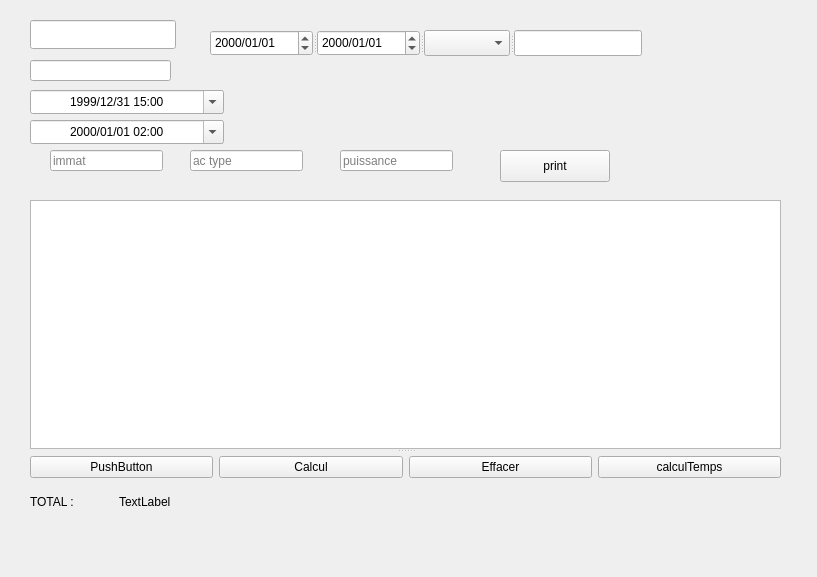
The window that qtSqlTry.ui (heliomaster/SaraaProject) describes before a commit, drawn with Qt 5.
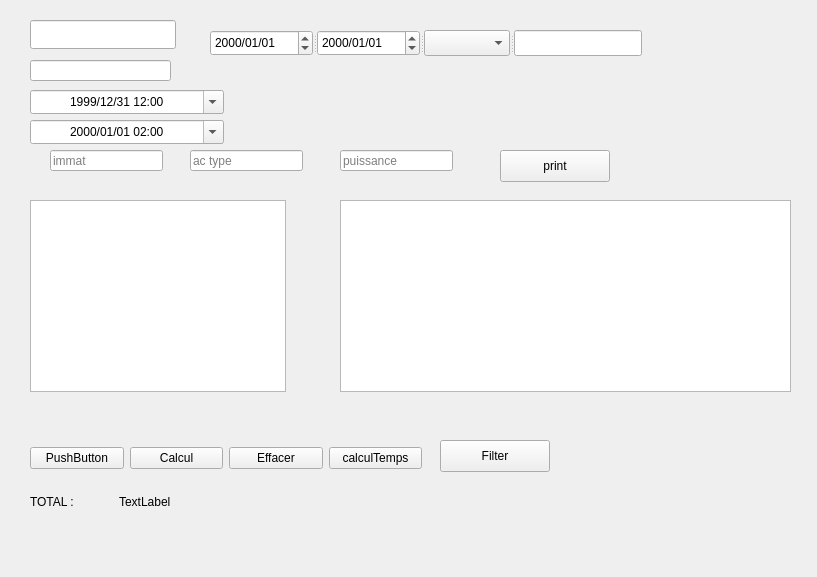
The same window after the commit.

The edit to the form file:
```diff
--- a/qtSqlTry.ui
+++ b/qtSqlTry.ui
@@ -37,7 +37,7 @@
    </property>
    <property name="dateTime">
     <datetime>
-     <hour>15</hour>
+     <hour>12</hour>
      <minute>0</minute>
      <second>0</second>
      <year>1999</year>
@@ -100,83 +100,6 @@
     <bool>true</bool>
    </property>
   </widget>
-  <widget class="QSplitter" name="splitter">
-   <property name="geometry">
-    <rect>
-     <x>30</x>
-     <y>200</y>
-     <width>751</width>
-     <height>281</height>
-    </rect>
-   </property>
-   <property name="orientation">
-    <enum>Qt::Vertical</enum>
-   </property>
-   <widget class="QTableView" name="tableView1">
-    <property name="layoutDirection">
-     <enum>Qt::LeftToRight</enum>
-    </property>
-    <property name="alternatingRowColors">
-     <bool>true</bool>
-    </property>
-    <property name="textElideMode">
-     <enum>Qt::ElideLeft</enum>
-    </property>
-    <property name="sortingEnabled">
-     <bool>true</bool>
-    </property>
-    <attribute name="horizontalHeaderVisible">
-     <bool>true</bool>
-    </attribute>
-    <attribute name="horizontalHeaderCascadingSectionResizes">
-     <bool>false</bool>
-    </attribute>
-    <attribute name="horizontalHeaderStretchLastSection">
-     <bool>true</bool>
-    </attribute>
-   </widget>
-   <widget class="QWidget" name="horizontalLayoutWidget">
-    <layout class="QHBoxLayout" name="horizontalLayout_2">
-     <item>
-      <widget class="QPushButton" name="pushButton">
-       <property name="text">
-        <string>PushButton</string>
-       </property>
-      </widget>
-     </item>
-     <item>
-      <widget class="QPushButton" name="Calcul">
-       <property name="text">
-        <string>Calcul</string>
-       </property>
-      </widget>
-     </item>
-     <item>
-      <widget class="QPushButton" name="pushButton_effacer">
-       <property name="toolTip">
-        <string extracomment="effacer une ligne"/>
-       </property>
-       <property name="whatsThis">
-        <string extracomment="to erase"/>
-       </property>
-       <property name="text">
-        <string>Effacer</string>
-       </property>
-      </widget>
-     </item>
-     <item>
-      <widget class="QPushButton" name="calcul_temps">
-       <property name="toolTip">
-        <string extracomment="calcule le temps total"/>
-       </property>
-       <property name="text">
-        <string>calculTemps</string>
-       </property>
-      </widget>
-     </item>
-    </layout>
-   </widget>
-  </widget>
   <widget class="QWidget" name="layoutWidget">
    <property name="geometry">
     <rect>
@@ -304,6 +227,109 @@
     <string>print</string>
    </property>
   </widget>
+  <widget class="QTableView" name="tableView2">
+   <property name="geometry">
+    <rect>
+     <x>340</x>
+     <y>200</y>
+     <width>451</width>
+     <height>192</height>
+    </rect>
+   </property>
+  </widget>
+  <widget class="QTableView" name="tableView1">
+   <property name="geometry">
+    <rect>
+     <x>30</x>
+     <y>200</y>
+     <width>256</width>
+     <height>192</height>
+    </rect>
+   </property>
+   <property name="layoutDirection">
+    <enum>Qt::LeftToRight</enum>
+   </property>
+   <property name="alternatingRowColors">
+    <bool>true</bool>
+   </property>
+   <property name="textElideMode">
+    <enum>Qt::ElideLeft</enum>
+   </property>
+   <property name="sortingEnabled">
+    <bool>true</bool>
+   </property>
+   <attribute name="horizontalHeaderVisible">
+    <bool>true</bool>
+   </attribute>
+   <attribute name="horizontalHeaderCascadingSectionResizes">
+    <bool>false</bool>
+   </attribute>
+   <attribute name="horizontalHeaderStretchLastSection">
+    <bool>true</bool>
+   </attribute>
+  </widget>
+  <widget class="QWidget" name="horizontalLayoutWidget">
+   <property name="geometry">
+    <rect>
+     <x>30</x>
+     <y>442</y>
+     <width>392</width>
+     <height>32</height>
+    </rect>
+   </property>
+   <layout class="QHBoxLayout" name="horizontalLayout_2">
+    <item>
+     <widget class="QPushButton" name="pushButton">
+      <property name="text">
+       <string>PushButton</string>
+      </property>
+     </widget>
+    </item>
+    <item>
+     <widget class="QPushButton" name="Calcul">
+      <property name="text">
+       <string>Calcul</string>
+      </property>
+     </widget>
+    </item>
+    <item>
+     <widget class="QPushButton" name="pushButton_effacer">
+      <property name="toolTip">
+       <string extracomment="effacer une ligne"/>
+      </property>
+      <property name="whatsThis">
+       <string extracomment="to erase"/>
+      </property>
+      <property name="text">
+       <string>Effacer</string>
+      </property>
+     </widget>
+    </item>
+    <item>
+     <widget class="QPushButton" name="calcul_temps">
+      <property name="toolTip">
+       <string extracomment="calcule le temps total"/>
+      </property>
+      <property name="text">
+       <string>calculTemps</string>
+      </property>
+     </widget>
+    </item>
+   </layout>
+  </widget>
+  <widget class="QPushButton" name="pushButton_filter">
+   <property name="geometry">
+    <rect>
+     <x>440</x>
+     <y>440</y>
+     <width>110</width>
+     <height>32</height>
+    </rect>
+   </property>
+   <property name="text">
+    <string>Filter</string>
+   </property>
+  </widget>
  </widget>
  <resources/>
  <connections/>
```
